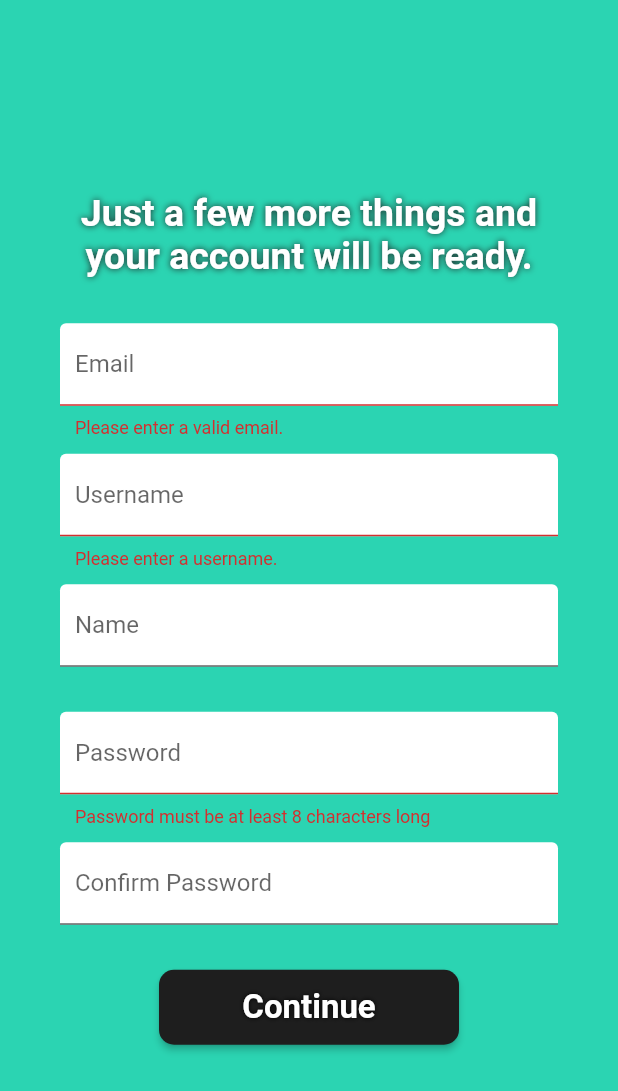
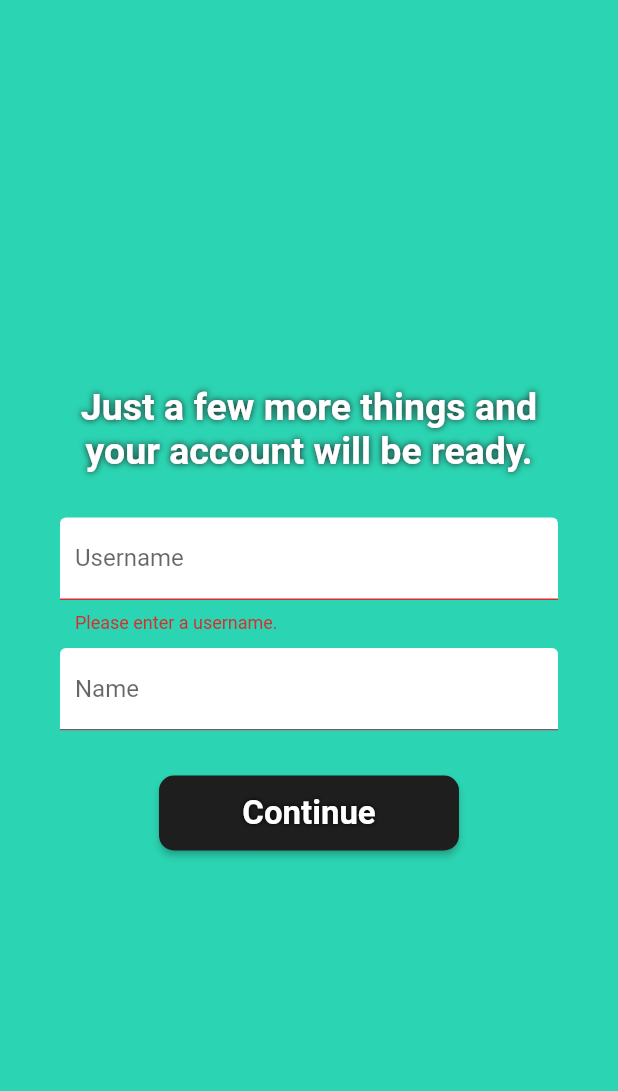
Before and after one commit to mycoalchen/Tunestreak, a Flutter app: the Signup2 screen opened directly, after a tap on "Continue", on a phone screen of 412 x 824 dp. Shown: the top 1091 px of the screen. Run offline on Flutter 3.47's test engine with Material 2 defaults, Android fonts, the phone set to English and light mode, and no system bars; our stand-ins replace audio_video_progress_bar, cloud_firestore, firebase_auth, firebase_core, firebase_crashlytics, firebase_storage and 5 more; missing offline and left inert: flutter_inappwebview, spotify; accounts and stored records are empty; generated files the repository leaves out were written again; Roboto replaces fonts that are missing (OpenSans).

Commit message:
remove email and firebaseAuth

```diff
--- a/lib/home_loading.dart
+++ b/lib/home_loading.dart
@@ -58,7 +58,6 @@ class _HomeLoadingState extends State<HomeLoading> {
             .then(
           (doc) async {
             params.username = doc.get("username");
-            params.email = doc.get("email");
             params.fbDocId = doc.id;
             params.id = doc.get("id");
             print("Firebase info set");
--- a/lib/settings.dart
+++ b/lib/settings.dart
@@ -1,4 +1,5 @@
 import 'package:cloud_firestore/cloud_firestore.dart';
+import 'package:firebase_auth/firebase_auth.dart';
 import 'package:firebase_core/firebase_core.dart';
 import 'package:flutter/cupertino.dart';
 import 'package:flutter/material.dart';
@@ -150,7 +151,9 @@ class _SettingsState extends State<Settings> {
             "\'s friend doc from this user's friends list");
       }
     });
-    // Delete this user
+    // Delete this user from auth
+
+    // Delete this user from firestore
     await firestore.collection("users").doc(up.fbDocId).delete();
     print("Deleted this user");
     Navigator.of(context).popUntil((route) => route.isFirst);
--- a/lib/signup1.dart
+++ b/lib/signup1.dart
@@ -109,10 +109,9 @@ class _Signup1State extends State<Signup1> {
           } else {
             // Returning user - set User in UserProvider
             final fbUserObject = res.docs[0];
-            // Set email, username, and firebase docId
+            // Set username and firebase docId
             Provider.of<UserProvider>(context, listen: false).setUser(
               fbUserObject.get("username"),
-              fbUserObject.get("email"),
               fbUserObject.id,
             );
             // Set id
--- a/lib/signup2.dart
+++ b/lib/signup2.dart
@@ -27,7 +27,6 @@ class _Signup2State extends State<Signup2> {
 
   final nameController = TextEditingController();
   final usernameController = TextEditingController();
-  final emailController = TextEditingController();
   final passwordController = TextEditingController();
 
   Future<spt.User> getSpotifyUser() async {
@@ -70,10 +69,10 @@ class _Signup2State extends State<Signup2> {
     UserProvider up = Provider.of<UserProvider>(context, listen: false);
 
     // Create User in Firebase Auth
-    User user = (await FirebaseAuth.instance.createUserWithEmailAndPassword(
-            email: emailController.text, password: passwordController.text))
-        .user!;
-    user.updateDisplayName(username);
+    // User user = (await FirebaseAuth.instance.createUserWithEmailAndPassword(
+    //         email: emailController.text, password: passwordController.text))
+    //     .user!;
+    // user.updateDisplayName(username);
 
     // Give this user a unique time-based id
     String uuid = const Uuid().v1().toString();
@@ -84,7 +83,7 @@ class _Signup2State extends State<Signup2> {
     final userObject = <String, dynamic>{
       'id': uuid,
       'username': username,
-      'email': emailController.text,
+      // 'email': emailController.text,
       'name': nameController.text,
       'sptId': up.spotifyUser!.id,
       'ppSet': false,
@@ -95,7 +94,7 @@ class _Signup2State extends State<Signup2> {
     firestore.collection("users").add(userObject).then((DocumentReference doc) {
       // Set user in provider
       Provider.of<UserProvider>(context, listen: false)
-          .setUser(username, emailController.text, doc.id);
+          .setUser(username, doc.id);
       // Save to local storage to skip login later
       saveSpotifyCredentials(up.spotify!, doc.id);
     });
@@ -117,11 +116,6 @@ class _Signup2State extends State<Signup2> {
     }
   }
 
-  Widget buildEmailFormField() => TextFormField(
-        validator: validateEmail,
-        decoration: inputBoxDecoration('Email', null),
-        controller: emailController,
-      );
   Widget buildUsernameFormField() => TextFormField(
         validator: validateUsername,
         controller: usernameController,
@@ -166,19 +160,6 @@ class _Signup2State extends State<Signup2> {
         ),
       );
 
-  String? validateEmail(String? value) {
-    String pattern =
-        r"^[a-zA-Z0-9.!#$%&'*+/=?^_`{|}~-]+@[a-zA-Z0-9](?:[a-zA-Z0-9-]"
-        r"{0,253}[a-zA-Z0-9])?(?:\.[a-zA-Z0-9](?:[a-zA-Z0-9-]"
-        r"{0,253}[a-zA-Z0-9])?)*$";
-    RegExp regex = RegExp(pattern);
-    if (value == null || value.isEmpty || !regex.hasMatch(value)) {
-      return 'Please enter a valid email.';
-    } else {
-      return null;
-    }
-  }
-
   String? validatePassword(String? value) {
     RegExp regex = // at least 8 characters long
         RegExp(r'^.{8,}$');
@@ -220,7 +201,6 @@ class _Signup2State extends State<Signup2> {
   @override
   void dispose() {
     nameController.dispose();
-    emailController.dispose();
     usernameController.dispose();
     passwordController.dispose();
     super.dispose();
@@ -274,16 +254,16 @@ class _Signup2State extends State<Signup2> {
                           textAlign: TextAlign.center,
                         ),
                         const SizedBox(height: 30.0),
-                        buildEmailFormField(),
-                        const SizedBox(height: 10.0),
+                        // buildEmailFormField(),
+                        // const SizedBox(height: 10.0),
                         buildUsernameFormField(),
                         const SizedBox(height: 10.0),
                         buildNameFormField(),
                         const SizedBox(height: 30.0),
-                        buildPasswordFormField(),
-                        const SizedBox(height: 10.0),
-                        buildConfirmPasswordFormField(),
-                        const SizedBox(height: 30.0),
+                        // buildPasswordFormField(),
+                        // const SizedBox(height: 10.0),
+                        // buildConfirmPasswordFormField(),
+                        // const SizedBox(height: 30.0),
                         buildSignupBotton(),
                       ],
                     ),
--- a/lib/user_provider.dart
+++ b/lib/user_provider.dart
@@ -8,7 +8,7 @@ import 'utilities.dart';
 class UserProviderParams {
   late spt.SpotifyApi spotify;
   late spt.UserPublic spotifyUser;
-  late String username, email, fbDocId;
+  late String username, fbDocId;
   String id = "default"; // This means the user params were not set/found
   UserProviderParams();
 }
@@ -18,7 +18,6 @@ class UserProvider extends ChangeNotifier {
   late spt.UserPublic? spotifyUser;
 
   late String? username;
-  late String? email;
   late String? fbDocId;
   late String? id;
 
@@ -34,7 +33,6 @@ class UserProvider extends ChangeNotifier {
     spotify = params.spotify;
     spotifyUser = params.spotifyUser;
     username = params.username;
-    email = params.email;
     fbDocId = params.fbDocId;
     id = params.id;
     notifyListeners();
@@ -52,7 +50,6 @@ class UserProvider extends ChangeNotifier {
     spotify = null;
     spotifyUser = null;
     username = null;
-    email = null;
     fbDocId = null;
     id = null;
     friendsList = List<TsUser>.empty(growable: true);
@@ -77,9 +74,8 @@ class UserProvider extends ChangeNotifier {
     notifyListeners();
   }
 
-  void setUser(String newUsername, String newEmail, String newFbDocId) {
+  void setUser(String newUsername, String newFbDocId) {
     username = newUsername;
-    email = newEmail;
     fbDocId = newFbDocId;
     notifyListeners();
   }
```
Also changed, not shown: 3 other files.
